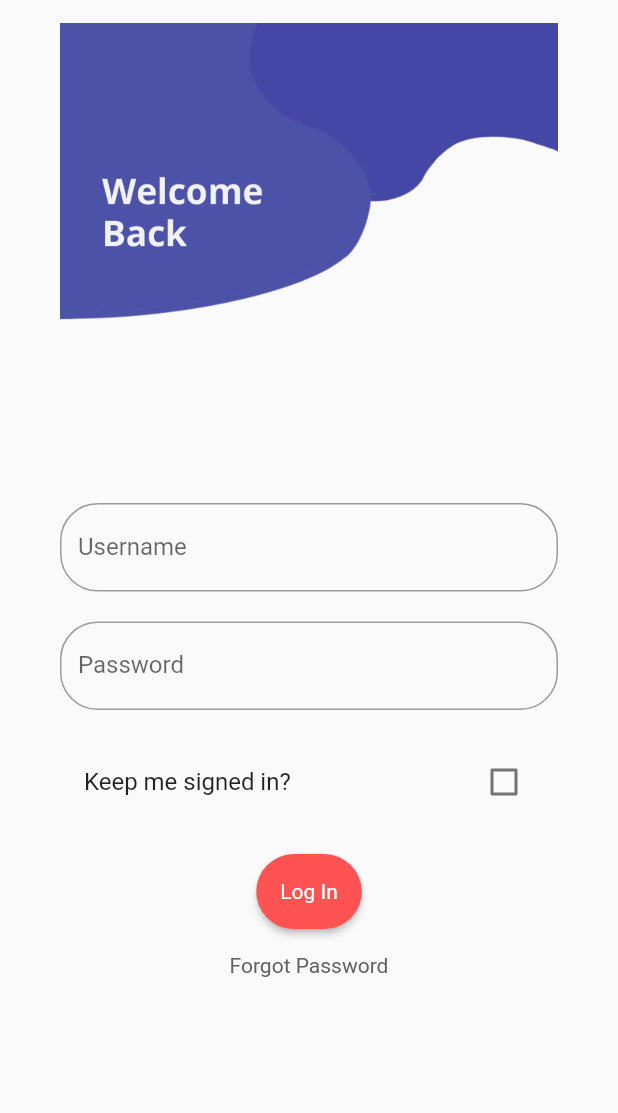
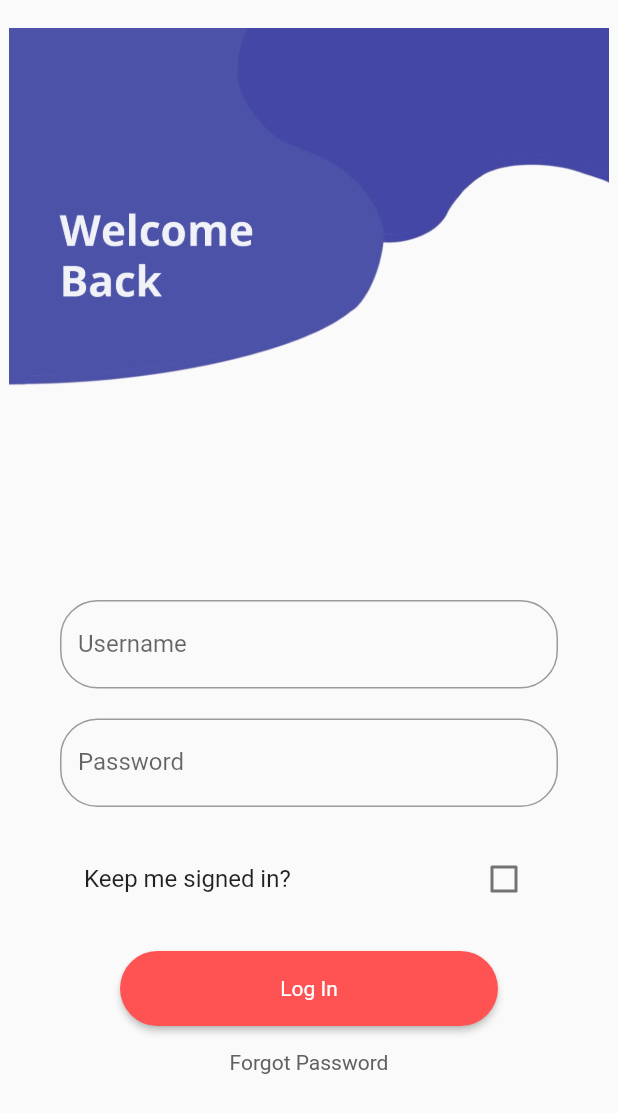
Before and after one commit to ccaian/Team-13-ITP-SE-39, a Flutter app: the LoginPage screen opened directly, on a phone screen of 412 x 824 dp. Shown: the top 1113 px of the screen. Run offline on Flutter 3.47's test engine with Material 2 defaults, Android fonts, the phone set to English and light mode, and no system bars; our stand-ins replace cloud_firestore, datetime_picker_formfield, firebase_auth, firebase_core, firebase_database, firebase_storage and 5 more; missing offline and left inert: dart:ffi; accounts and stored records are empty.

Commit message:
darrell/Minor UI Fixed

```diff
--- a/lib/login.dart
+++ b/lib/login.dart
@@ -28,8 +28,9 @@ class _LoginPageState extends State<LoginPage> {
     final shape =
         RoundedRectangleBorder(borderRadius: BorderRadius.circular(25));
     return new Scaffold(
-        body: Container(
-      padding: const EdgeInsets.fromLTRB(40.0, 0.0, 40.0, 20.0),
+        resizeToAvoidBottomInset: false,
+        body: new SingleChildScrollView(
+          //padding: const EdgeInsets.fromLTRB(40.0, 0.0, 40.0, 20.0),
           child: Form(
             key: _formKey,
             child: Column(children: <Widget>[
@@ -42,7 +43,9 @@ class _LoginPageState extends State<LoginPage> {
                 fit: BoxFit.fill,
               ),
               SizedBox(height: 20.0),
-          TextFormField(
+              Padding(
+                  padding: const EdgeInsets.fromLTRB(40.0, 0.0, 40.0, 0),
+                  child: (TextFormField(
                     decoration: InputDecoration(
                       fillColor: Colors.grey,
                       border: new OutlineInputBorder(
@@ -52,13 +55,16 @@ class _LoginPageState extends State<LoginPage> {
                       ),
                       labelText: 'Username',
                     ),
-            validator: (val) => val!.isEmpty ? 'Enter your username' : null,
+                    validator: (val) =>
+                        val!.isEmpty ? 'Enter your username' : null,
                     onChanged: (val) {
                       setState(() => email = val);
                     },
-          ),
+                  ))),
               SizedBox(height: 20.0),
-          TextFormField(
+              Padding(
+                  padding: const EdgeInsets.fromLTRB(40.0, 0.0, 40.0, 0),
+                  child: (TextFormField(
                     obscureText: true,
                     decoration: InputDecoration(
                       fillColor: Colors.grey,
@@ -69,13 +75,16 @@ class _LoginPageState extends State<LoginPage> {
                       ),
                       labelText: 'Password',
                     ),
-            validator: (val) => val!.isEmpty ? 'Enter your password' : null,
+                    validator: (val) =>
+                        val!.isEmpty ? 'Enter your password' : null,
                     onChanged: (val) {
                       setState(() => password = val);
                     },
-          ),
+                  ))),
               SizedBox(height: 20.0),
-          CheckboxListTile(
+              Padding(
+                  padding: const EdgeInsets.fromLTRB(40.0, 0.0, 40.0, 0),
+                  child: (CheckboxListTile(
                     title: Text("Keep me signed in?"),
                     value: this.checkboxValue,
                     onChanged: (value) {
@@ -83,9 +92,16 @@ class _LoginPageState extends State<LoginPage> {
                         this.checkboxValue = value as bool;
                       });
                     },
-          ),
+                  ))),
               SizedBox(height: 20.0),
-          ElevatedButton(
+              new Row(
+                  mainAxisAlignment: MainAxisAlignment.center,
+                  children: <Widget>[
+                    Expanded(
+                        child: Padding(
+                            padding: const EdgeInsets.fromLTRB(
+                                80.0, 0, 80.0, 0.0),
+                            child: ElevatedButton(
                               style: ElevatedButton.styleFrom(
                                 primary: Colors.redAccent,
                                 minimumSize: Size(50, 50),
@@ -101,12 +117,13 @@ class _LoginPageState extends State<LoginPage> {
                                 ),
                               ),
                               onPressed: () async {
-              if(_formKey.currentState!.validate()) {
+                                if (_formKey.currentState!.validate()) {
                                   authenticate(email, password, checkboxValue);
                                   print('pressed log in');
                                 }
                               },
-          ),
+                            )))
+                  ]),
               TextButton(
                 child: new Text(
                   "Forgot Password",
@@ -119,9 +136,10 @@ class _LoginPageState extends State<LoginPage> {
                 ),
                 onPressed: () {
                   print('Forgot Password');
-              Navigator.push(context, new MaterialPageRoute(
-                  builder: (context) => ResetPasswordPage()
-              ));
+                  Navigator.push(
+                      context,
+                      new MaterialPageRoute(
+                          builder: (context) => ResetPasswordPage()));
                 },
               )
             ]),
@@ -131,10 +149,8 @@ class _LoginPageState extends State<LoginPage> {
 
   void authenticate(email, password, checkboxValue) async {
     try {
-      UserCredential userAuth = await FirebaseAuth.instance.signInWithEmailAndPassword(
-          email: email,
-          password: password
-      );
+      UserCredential userAuth = await FirebaseAuth.instance
+          .signInWithEmailAndPassword(email: email, password: password);
 
       print(email);
       if (checkboxValue == true) {
@@ -143,15 +159,12 @@ class _LoginPageState extends State<LoginPage> {
         prefs.setString('password', password);
 
         print(email);
-         if(email == "darrellerjr@gmail.com") {
+        if (email == "darrellerjr@gmail.com") {
           Navigator.pushReplacement(
-               context,
-               new MaterialPageRoute(builder: (context) => Nav()));
-         }
-         else {
-           Navigator.push(context, new MaterialPageRoute(
-               builder: (context) => ProfileSetUpPage()
-           ));
+              context, new MaterialPageRoute(builder: (context) => Nav()));
+        } else {
+          Navigator.push(context,
+              new MaterialPageRoute(builder: (context) => ProfileSetUpPage()));
           /*Query _userQuery = _database
                .reference()
                .child("todo")
@@ -179,8 +192,7 @@ class _LoginPageState extends State<LoginPage> {
             timeInSecForIosWeb: 1,
             backgroundColor: Colors.red,
             textColor: Colors.white,
-            fontSize: 16.0
-        );
+            fontSize: 16.0);
       } else if (e.code == 'wrong-password') {
         Fluttertoast.showToast(
             msg: "Wrong password provided for that user",
@@ -189,8 +201,7 @@ class _LoginPageState extends State<LoginPage> {
             timeInSecForIosWeb: 1,
             backgroundColor: Colors.red,
             textColor: Colors.white,
-            fontSize: 16.0
-        );
+            fontSize: 16.0);
       }
     }
   }
--- a/lib/profilesetup.dart
+++ b/lib/profilesetup.dart
@@ -32,8 +32,8 @@ class _ProfileSetUpPageState extends State<ProfileSetUpPage> {
         borderRadius:  BorderRadius.circular(25)
     );
     return new Scaffold(
-        body: Container(
-            padding: const EdgeInsets.fromLTRB(40.0, 0.0, 40.0, 20.0),
+        body: new SingleChildScrollView(
+            //padding: const EdgeInsets.fromLTRB(40.0, 0.0, 40.0, 20.0),
             child: Form(
               key: _formKey,
               child: Column(children: <Widget>[
--- a/lib/register.dart
+++ b/lib/register.dart
@@ -29,8 +29,8 @@ class _RegisterPageState extends State<RegisterPage> {
         borderRadius:  BorderRadius.circular(25)
     );
     return new Scaffold(
-        body: Container(
-        padding: const EdgeInsets.fromLTRB(40.0, 0.0, 40.0, 20.0),
+        body: new SingleChildScrollView(
+        //padding: const EdgeInsets.fromLTRB(40.0, 0.0, 40.0, 20.0),
         child: Form(
           key: _formKey,
           child: Column(children: <Widget>[
```
Also changed, not shown: 1 other file. Lines whose indentation alone changed are shown as unchanged.
